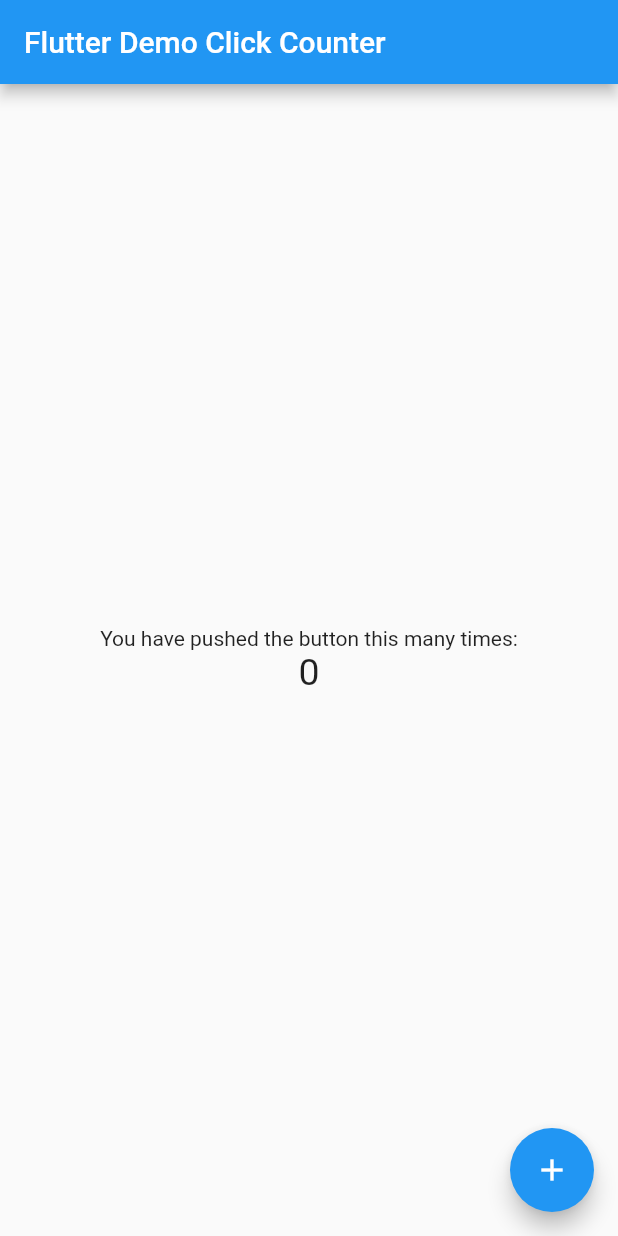
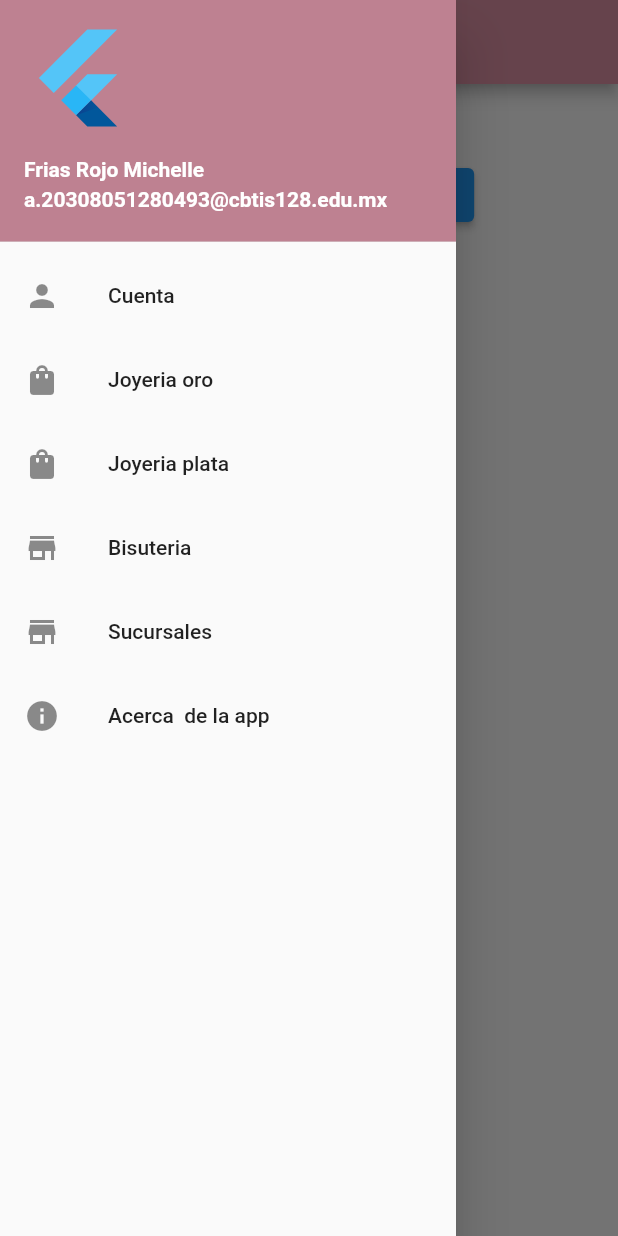
Before and after one commit to MichelleReed23/DrawerFlutlab, a Flutter app: the screen it shows after launch, with the side drawer open (before the commit the screen has no drawer), on a phone screen of 412 x 824 dp. Run offline on Flutter 3.47's test engine with Material 2 defaults, Android fonts, the phone set to English and light mode, and no system bars.

Commit message:
Update main.dart

```diff
--- a/lib/main.dart
+++ b/lib/main.dart
@@ -3,8 +3,8 @@ import 'package:flutter/material.dart';
 void main() => runApp(MyApp());
 
 class MyApp extends StatelessWidget {
-  const MyApp({super.key});
-  static const String _title = 'Flutter Stateful Clicker Counter';
+  const MyApp({Key? key}) : super(key: key);
+  static const String _title = 'Drawer Flutter ';
   // This widget is the root of your application.
   @override
   Widget build(BuildContext context) {
@@ -13,6 +13,7 @@ class MyApp extends StatelessWidget {
       theme: ThemeData(
         primarySwatch: Colors.blue,
       ),
+      debugShowCheckedModeBanner: false,
       home: MyHomePage(),
     );
   }
@@ -20,71 +21,123 @@ class MyApp extends StatelessWidget {
 
 class MyHomePage extends StatefulWidget {
   const MyHomePage({super.key});
-  // This widget is the home page of your application. It is stateful, meaning
-  // that it has a State object (defined below) that contains fields that affect
-  // how it looks.
-  // This class is the configuration for the state.
   @override
   _MyHomePageState createState() => _MyHomePageState();
 }
 
 class _MyHomePageState extends State<MyHomePage> {
-  int _counter = 0;
-
-  void _incrementCounter() {
-    setState(() {
-      // This call to setState tells the Flutter framework that something has
-      // changed in this State, which causes it to rerun the build method below
-      // so that the display can reflect the updated values. If we changed
-      // _counter without calling setState(), then the build method would not be
-      // called again, and so nothing would appear to happen.
-      _counter++;
-    });
-  }
-
+  final GlobalKey<ScaffoldState> _key = GlobalKey();
   @override
   Widget build(BuildContext context) {
-    // This method is rerun every time setState is called, for instance as done
-    // by the _incrementCounter method above.
-    //
-    // The Flutter framework has been optimized to make rerunning build methods
-    // fast, so that you can just rebuild anything that needs updating rather
-    // than having to individually change instances of widgets.
     return Scaffold(
+      key: _key,
       appBar: AppBar(
-        // Here we take the value from the MyHomePage object that was created by
-        // the App.build method, and use it to set our appbar title.
-        title: Text('Flutter Demo Click Counter'),
+        title: Text('Act 3 Drawer Frias'),
+        backgroundColor: const Color(0xffde93a6),
       ),
-      body: Center(
-        // Center is a layout widget. It takes a single child and positions it
-        // in the middle of the parent.
-        child: Column(
-          // Column is also a layout widget. It takes a list of children and
-          // arranges them vertically. By default, it sizes itself to fit its
-          // children horizontally, and tries to be as tall as its parent.
-          //
-          // Column has various properties to control how it sizes itself and
-          // how it positions its children. Here we use mainAxisAlignment to
-          // center the children vertically; the main axis here is the vertical
-          // axis because Columns are vertical (the cross axis would be
-          // horizontal).
-          mainAxisAlignment: MainAxisAlignment.center,
-          children: <Widget>[
-            Text(
-              'You have pushed the button this many times:',
+      drawer: Drawer(
+        child: ListView(
+          // Important: Remove any padding from the ListView.
+          padding: EdgeInsets.zero,
+          children: [
+            const UserAccountsDrawerHeader(
+              // <-- SEE HERE
+              decoration: BoxDecoration(color: const Color(0xffbe8191)),
+              accountName: Text(
+                "Frias Rojo Michelle",
+                style: TextStyle(
+                  fontWeight: FontWeight.bold,
+                ),
+              ),
+              accountEmail: Text(
+                "a.20308051280493@cbtis128.edu.mx",
+                style: TextStyle(
+                  fontWeight: FontWeight.bold,
+                ),
+              ),
+              currentAccountPicture: FlutterLogo(),
             ),
-            Text(
-              '$_counter',
-              style: TextStyle(fontSize: 25),
+            ListTile(
+              leading: Icon(
+                Icons.person,
+              ),
+              title: const Text('Cuenta'),
+              onTap: () {
+                Navigator.pop(context);
+              },
+            ),
+            ListTile(
+              leading: Icon(
+                Icons.shopping_bag,
+              ),
+              title: const Text('Joyeria oro'),
+              onTap: () {
+                Navigator.pop(context);
+              },
+            ),
+            ListTile(
+              leading: Icon(
+                Icons.shopping_bag,
+              ),
+              title: const Text('Joyeria plata'),
+              onTap: () {
+                Navigator.pop(context);
+              },
+            ),
+            ListTile(
+              leading: Icon(
+                Icons.store,
+              ),
+              title: const Text('Bisuteria'),
+              onTap: () {
+                Navigator.pop(context);
+              },
+            ),
+            ListTile(
+              leading: Icon(
+                Icons.store,
+              ),
+              title: const Text('Sucursales'),
+              onTap: () {
+                Navigator.pop(context);
+              },
+            ),
+            AboutListTile(
+              // &lt;-- SEE HERE
+              icon: Icon(
+                Icons.info,
+              ),
+              child: Text('Acerca  de la app'),
+              applicationIcon: Icon(
+                Icons.local_play,
+              ),
+              applicationName: 'Mi aplicacion chida',
+              applicationVersion: '1.0.25',
+              applicationLegalese: '© 2023 Compañia',
+              aboutBoxChildren: [
+                ///Content goes here...
+              ],
             ),
           ],
         ),
       ),
-      floatingActionButton: FloatingActionButton(
-        onPressed: _incrementCounter,
-        tooltip: 'Increment',
-        child: Icon(Icons.add),
+      body: Center(
+        child: Column(
+          children: [
+            SizedBox(
+              height: 50,
+            ),
+            ElevatedButton(
+              onPressed: () {
+                _key.currentState!.openDrawer(); //<-- SEE HERE
+              },
+              child: const Text(
+                'Elevated Button 1',
+                style: TextStyle(fontSize: 24),
+              ),
+            ),
+          ],
+        ),
       ),
     );
   }
```
